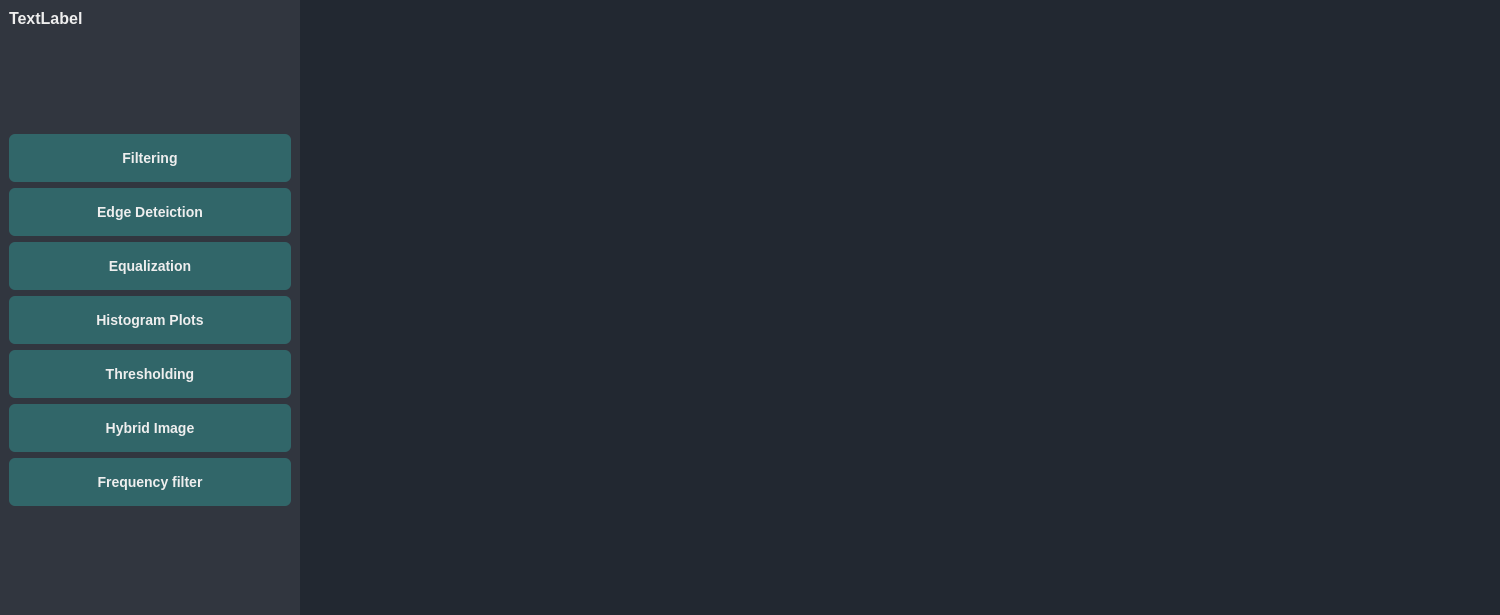
First picture: the form in Task1/UI/mainwindow.ui, repository SBME2025-ComputerVision/Task1_CV_CPP, before the edit.
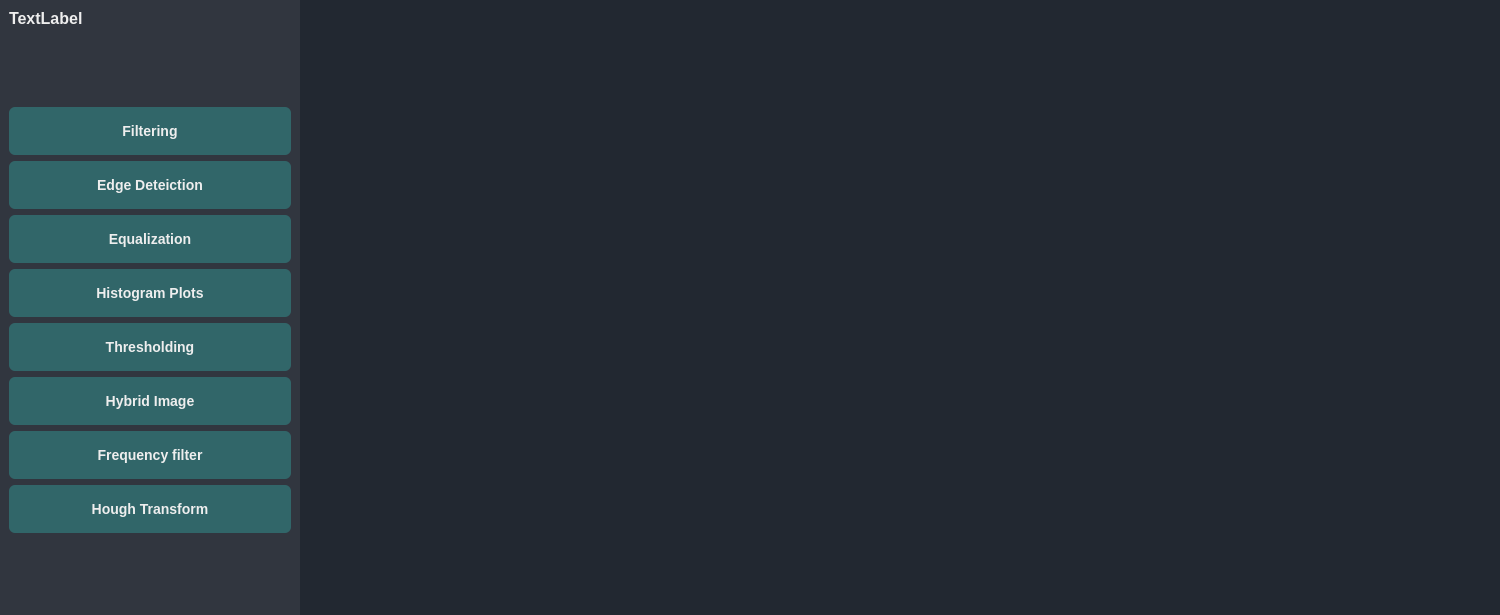
Second picture: the form after the edit.

What changed in the file:
```diff
--- a/Task1/UI/mainwindow.ui
+++ b/Task1/UI/mainwindow.ui
@@ -177,6 +177,13 @@
          </property>
         </widget>
        </item>
+       <item>
+        <widget class="QPushButton" name="houghTransformBtn">
+         <property name="text">
+          <string>Hough Transform</string>
+         </property>
+        </widget>
+       </item>
        <item>
         <spacer name="verticalSpacer">
          <property name="orientation">
```
